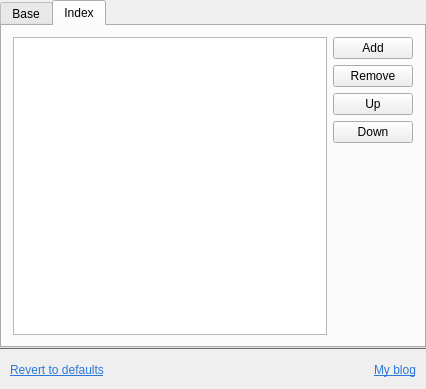
Above: src/view/SettingWidget.ui from tujiaw/Acc before the change. Below: the same form after it.
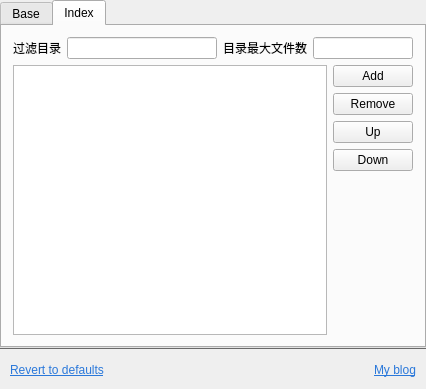
That is the form after the change.

The edit to the form file:
```diff
--- a/src/view/SettingWidget.ui
+++ b/src/view/SettingWidget.ui
@@ -374,6 +374,87 @@
          <string>Index</string>
         </attribute>
         <layout class="QVBoxLayout" name="verticalLayout_6">
+         <item>
+          <layout class="QVBoxLayout" name="verticalLayout_7">
+           <property name="spacing">
+            <number>6</number>
+           </property>
+           <property name="bottomMargin">
+            <number>0</number>
+           </property>
+           <item>
+            <layout class="QHBoxLayout" name="horizontalLayout_6">
+             <property name="topMargin">
+              <number>0</number>
+             </property>
+             <item>
+              <widget class="QLabel" name="label_2">
+               <property name="minimumSize">
+                <size>
+                 <width>0</width>
+                 <height>0</height>
+                </size>
+               </property>
+               <property name="maximumSize">
+                <size>
+                 <width>16777215</width>
+                 <height>16777215</height>
+                </size>
+               </property>
+               <property name="text">
+                <string>过滤目录</string>
+               </property>
+              </widget>
+             </item>
+             <item>
+              <widget class="QLineEdit" name="lineEdit"/>
+             </item>
+             <item>
+              <widget class="QLabel" name="label_3">
+               <property name="minimumSize">
+                <size>
+                 <width>0</width>
+                 <height>0</height>
+                </size>
+               </property>
+               <property name="maximumSize">
+                <size>
+                 <width>16777215</width>
+                 <height>16777215</height>
+                </size>
+               </property>
+               <property name="text">
+                <string>目录最大文件数</string>
+               </property>
+              </widget>
+             </item>
+             <item>
+              <widget class="QLineEdit" name="leDirMaxLimit">
+               <property name="minimumSize">
+                <size>
+                 <width>100</width>
+                 <height>0</height>
+                </size>
+               </property>
+               <property name="maximumSize">
+                <size>
+                 <width>100</width>
+                 <height>16777215</height>
+                </size>
+               </property>
+              </widget>
+             </item>
+            </layout>
+           </item>
+           <item>
+            <layout class="QHBoxLayout" name="horizontalLayout_11">
+             <property name="bottomMargin">
+              <number>0</number>
+             </property>
+            </layout>
+           </item>
+          </layout>
+         </item>
          <item>
           <layout class="QHBoxLayout" name="horizontalLayout_2">
            <item>
```
Left out of the diff: 14 changed lines with no effect on the pictures.
